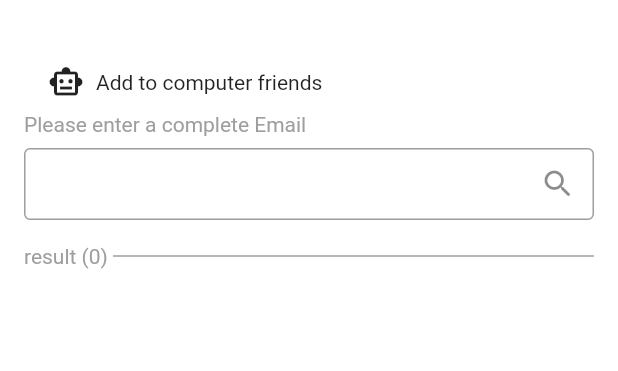
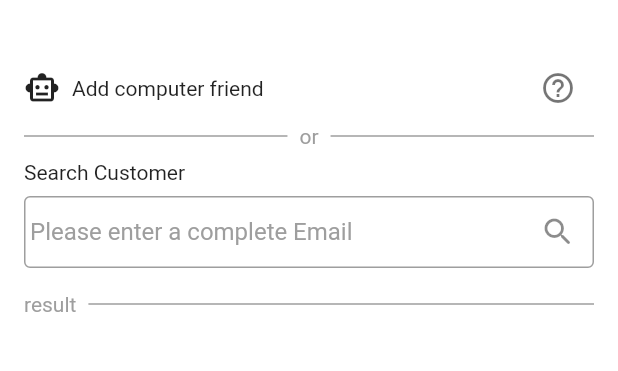
Before and after one commit to HCKUO1117/split_the_bill, a Flutter app: the AddFriendPage screen opened directly, on a phone screen of 412 x 824 dp, the part 56-427 px from its top. Run offline on Flutter 3.47's test engine with Material 2 defaults, Android fonts, the phone set to English and light mode, and no system bars; our stand-ins replace awesome_bottom_bar, cloud_firestore, file_picker, firebase_auth, firebase_core, firebase_storage and 9 more; missing offline and left inert: flutter_downloader, flutter_firebase_chat_core; accounts and stored records are empty.

Commit message:
新增機器好友按鈕

```diff
--- a/lib/l10n/intl_en.arb
+++ b/lib/l10n/intl_en.arb
@@ -84,5 +84,7 @@
   "removeFriendSuccess": "Friend removed",
   "emailCopied": "Email Copied",
   "join": "Join",
-  "addRobot": "Add to computer friends"
+  "addRobot": "Add computer friend",
+  "searchCustomer": "Search Customer",
+  "addRobotInfo": "When your friend has not joined our membership, you will not be able to search for the user. At this time, you can use the \"Add Computer Friend\" function, which will create a virtual friend user, and you will You can manage your accounts through this account."
 }
--- a/lib/l10n/intl_zh_TW.arb
+++ b/lib/l10n/intl_zh_TW.arb
@@ -84,5 +84,7 @@
   "removeFriendSuccess": "已刪除好友",
   "emailCopied": "已複製Email",
   "join": "加入",
-  "addRobot": "加入電腦好友"
+  "addRobot": "加入電腦好友",
+  "searchCustomer": "搜尋用戶",
+  "addRobotInfo": "當您的好友未加入我們的會員時您將搜尋不到該用戶，此時您可以使用\"加入電腦好友\"功能，此功能將會建立一個虛擬的好友用戶，您將可以透過這個帳戶管理你們之間的帳務。"
 }
--- a/lib/providers/user_provider.dart
+++ b/lib/providers/user_provider.dart
@@ -218,7 +218,6 @@ class UserProvider extends ChangeNotifier {
     try {
       googleSignInAccount = await googleSignIn.signIn();
     } catch (e) {
-      print(e);
       ShowSnack.show(context, content: S.of(context).error + e.toString());
     }
 
--- a/lib/screens/group/add_friend_page.dart
+++ b/lib/screens/group/add_friend_page.dart
@@ -7,6 +7,7 @@ import 'package:split_the_bill/providers/home_provider.dart';
 import 'package:split_the_bill/providers/user_provider.dart';
 import 'package:split_the_bill/screens/home_screen.dart';
 import 'package:split_the_bill/utils/show_snack.dart';
+import 'package:split_the_bill/widgets/custom_dialog.dart';
 import 'package:split_the_bill/widgets/friend_title.dart';
 import 'package:split_the_bill/widgets/icon_title.dart';
 import 'package:split_the_bill/widgets/loading_cover.dart';
@@ -44,20 +45,63 @@ class _AddFriendPageState extends State<AddFriendPage> {
                   child: Column(
                     crossAxisAlignment: CrossAxisAlignment.start,
                     children: [
-                      IconTitle(
-                        icon: Icons.smart_toy_outlined,
-                        title: S.of(context).addRobot,
-                        onTap: () {},
+                      Row(
+                        children: [
+                          Expanded(
+                            child: IconTitle(
+                              icon: Icons.smart_toy_outlined,
+                              title: S.of(context).addRobot,
+                              horizonPadding: 0,
+                              onTap: () {},
+                            ),
+                          ),
+                          IconButton(
+                            onPressed: () {
+                              showDialog(
+                                context: context,
+                                builder: (context) =>
+                                    CustomDialog(content: S.of(context).addRobotInfo),
+                              );
+                            },
+                            icon: const Icon(
+                              Icons.help_outline,
+                              color: Colors.black54,
+                            ),
+                          ),
+                        ],
                       ),
+                      Row(
+                        children: [
+                          Expanded(
+                            child: Container(
+                              height: 1,
+                              color: Colors.grey,
+                            ),
+                          ),
+                          const SizedBox(width: 8),
+                          Text(
+                            S.of(context).or,
+                            style: const TextStyle(color: Colors.grey),
+                          ),
+                          const SizedBox(width: 8),
+                          Expanded(
+                            child: Container(
+                              height: 1,
+                              color: Colors.grey,
+                            ),
+                          ),
+                        ],
+                      ),
+                      const SizedBox(height: 8),
                       Text(
-                        S.of(context).searchFriendInfo,
-                        style: const TextStyle(color: Colors.grey),
+                        S.of(context).searchCustomer,
                       ),
                       const SizedBox(height: 8),
                       OutlineTextField(
                         controller: provider.search,
                         textInputAction: TextInputAction.search,
                         textInputType: TextInputType.emailAddress,
+                        hint: S.of(context).searchFriendInfo,
                         onSubmit: (_) {
                           provider.onSearch();
                         },
@@ -82,9 +126,11 @@ class _AddFriendPageState extends State<AddFriendPage> {
                               Row(
                                 children: [
                                   Text(
-                                    S.of(context).results + ' (${provider.results.length}) ',
+                                    S.of(context).results,
+                                    // + ' (${provider.results.length}) ',
                                     style: const TextStyle(color: Colors.grey),
                                   ),
+                                  const SizedBox(width: 8),
                                   Expanded(
                                     child: Container(
                                       color: Colors.grey,
--- a/lib/widgets/icon_title.dart
+++ b/lib/widgets/icon_title.dart
@@ -4,12 +4,14 @@ class IconTitle extends StatelessWidget {
   final IconData icon;
   final String title;
   final Function() onTap;
+  final double? horizonPadding;
 
   const IconTitle({
     Key? key,
     required this.icon,
     required this.title,
     required this.onTap,
+    this.horizonPadding,
   }) : super(key: key);
 
   @override
@@ -20,7 +22,7 @@ class IconTitle extends StatelessWidget {
         padding: const EdgeInsets.symmetric(vertical: 8),
         child: Row(
           children: [
-            const SizedBox(width: 16),
+            SizedBox(width: horizonPadding ?? 16),
             Icon(icon),
             const SizedBox(width: 8),
             Text(title),
--- a/lib/widgets/outline_text_field.dart
+++ b/lib/widgets/outline_text_field.dart
@@ -11,6 +11,7 @@ class OutlineTextField extends StatelessWidget {
   final String? errorText;
   final Function(String)? onChange;
   final Widget? suffixIcon;
+  final String? hint;
 
   const OutlineTextField({
     Key? key,
@@ -23,7 +24,7 @@ class OutlineTextField extends StatelessWidget {
     this.textInputAction,
     this.errorText,
     this.onChange,
-    this.suffixIcon,
+    this.suffixIcon, this.hint,
   }) : super(key: key);
 
   @override
@@ -37,6 +38,8 @@ class OutlineTextField extends StatelessWidget {
       textInputAction: textInputAction,
       onChanged: onChange,
       decoration: InputDecoration(
+        hintText: hint,
+          hintStyle: const TextStyle(color: Colors.grey),
           prefixIcon: iconData != null ? Icon(iconData) : null,
           contentPadding: const EdgeInsets.all(4),
           border: const OutlineInputBorder(),
```
Also changed, not shown: lib/generated/intl/messages_en.dart, lib/generated/intl/messages_zh_TW.dart, lib/generated/l10n.dart.
